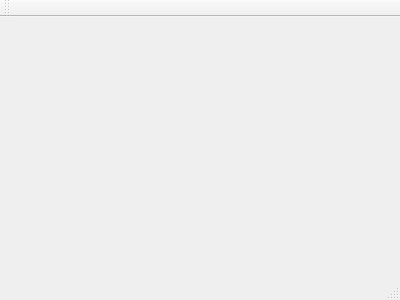
The window that Pi/GLtest/mainwindow.ui (OATOMO/atom_AR) describes before a commit, drawn with Qt 5.
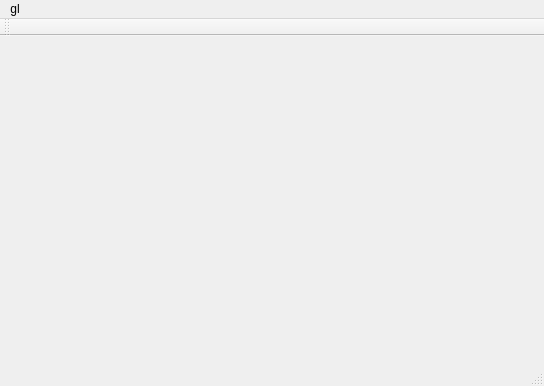
The same window after the commit. Custom widgets are drawn as their Qt base class.

```diff
--- a/Pi/GLtest/mainwindow.ui
+++ b/Pi/GLtest/mainwindow.ui
@@ -6,21 +6,24 @@
    <rect>
     <x>0</x>
     <y>0</y>
-    <width>400</width>
-    <height>300</height>
+    <width>544</width>
+    <height>386</height>
    </rect>
   </property>
   <property name="windowTitle">
    <string>MainWindow</string>
   </property>
   <widget class="QWidget" name="centralWidget">
-   <widget class="myGL" name="widget" native="true">
+   <widget class="myGL" name="widget_2" native="true">
+    <property name="enabled">
+     <bool>true</bool>
+    </property>
     <property name="geometry">
      <rect>
-      <x>30</x>
-      <y>10</y>
-      <width>271</width>
-      <height>141</height>
+      <x>90</x>
+      <y>110</y>
+      <width>120</width>
+      <height>80</height>
      </rect>
     </property>
    </widget>
@@ -30,10 +33,16 @@
     <rect>
      <x>0</x>
      <y>0</y>
-     <width>400</width>
+     <width>544</width>
      <height>23</height>
     </rect>
    </property>
+   <widget class="QMenu" name="menuGl">
+    <property name="title">
+     <string>gl</string>
+    </property>
+   </widget>
+   <addaction name="menuGl"/>
   </widget>
   <widget class="QToolBar" name="mainToolBar">
    <attribute name="toolBarArea">
```
